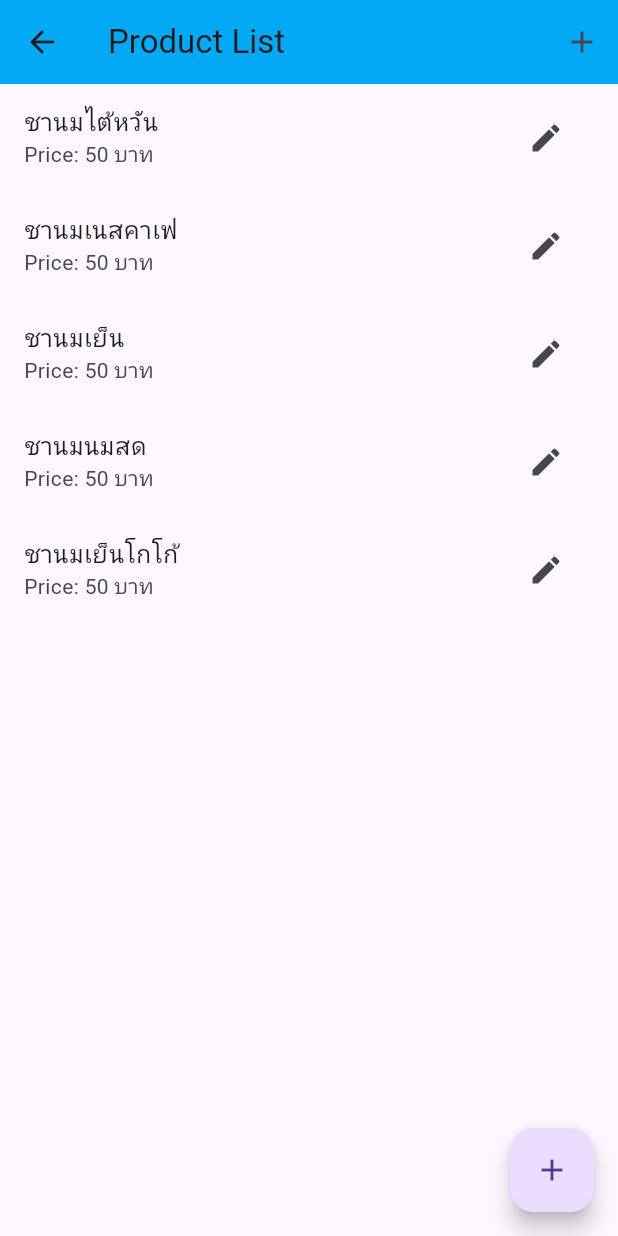
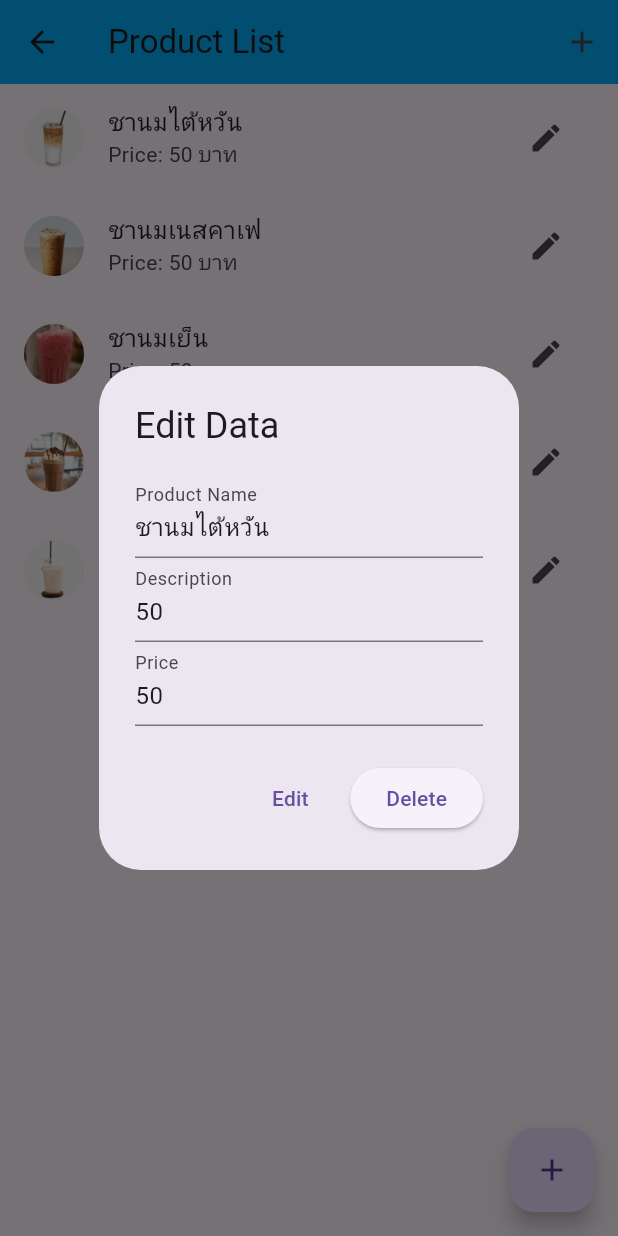
Before and after one commit to suthichawine/flutter-app_10, a Flutter app: the ProductScreen screen opened by its route, after a tap on the "edit" icon, on a phone screen of 412 x 824 dp. Run offline on Flutter 3.47's test engine with Material 3 defaults, Android fonts, the phone set to English and light mode, and no system bars; our stand-ins replace firebase_auth, firebase_core, get; accounts and stored records are empty.

```diff
--- a/lib/screen/product_screen.dart
+++ b/lib/screen/product_screen.dart
@@ -1,15 +1,15 @@
 import 'package:flutter/material.dart';
 
 class ProductScreen extends StatelessWidget {
-   ProductScreen({Key? key}) : super(key: key);
+  ProductScreen({super.key});
 
-  // รายการเมนูชานมพร้อมราคา
+  // รายการเมนูชานมพร้อมราคาและรูปภาพ
   final List<Map<String, dynamic>> milkTeaMenu = [
-    {'name': 'ชานมไต้หวัน', 'price': 50},
-    {'name': 'ชานมเนสคาเฟ', 'price': 50},
-    {'name': 'ชานมเย็น', 'price': 50},
-    {'name': 'ชานมนมสด', 'price': 50},
-    {'name': 'ชานมเย็นโกโก้', 'price': 50},
+    {'name': 'ชานมไต้หวัน', 'price': 50, 'image': 'images/ชานมไต้หวัน.jpg'},
+    {'name': 'ชานมเนสคาเฟ', 'price': 50, 'image': 'images/ชานมกาแฟ.jpg'},
+    {'name': 'ชานมเย็น', 'price': 50, 'image': 'images/ชานมเย็น.jpg'},
+    {'name': 'ชานมโกโก้', 'price': 50, 'image': 'images/ชานมโกโก้.jpg'},
+    {'name': 'ชานมสดคาราเมล', 'price': 50, 'image': 'images/คาราเมล.jpg'},
   ];
 
   @override
@@ -17,13 +17,12 @@ class ProductScreen extends StatelessWidget {
     return Scaffold(
       appBar: AppBar(
         backgroundColor: Colors.lightBlue,
-        title: Text('Product List'),
+        title: const Text('Product List'),
         actions: [
           IconButton(
-            icon: Icon(Icons.add),
+            icon: const Icon(Icons.add),
             onPressed: () {
-              // เมนูสำหรับเพิ่มสินค้า
-              // สามารถเปิดหน้าเพิ่มสินค้าหรือทำอะไรตามต้องการ
+              _showAddDialog(context);
             },
           ),
         ],
@@ -35,11 +34,13 @@ class ProductScreen extends StatelessWidget {
           return ListTile(
             title: Text(milkTeaMenu[index]['name']),
             subtitle: Text('Price: ${milkTeaMenu[index]['price']} บาท'),
+            leading: CircleAvatar(
+              backgroundImage: AssetImage(milkTeaMenu[index]['image']),
+            ),
             trailing: IconButton(
-              icon: Icon(Icons.edit),
+              icon: const Icon(Icons.edit),
               onPressed: () {
-                // เมนูสำหรับแก้ไขสินค้า
-                // สามารถเปิดหน้าแก้ไขสินค้าหรือทำอะไรตามต้องการ
+                _showEditDialog(context, milkTeaMenu[index]);
               },
             ),
           );
@@ -47,11 +48,118 @@ class ProductScreen extends StatelessWidget {
       ),
       floatingActionButton: FloatingActionButton(
         onPressed: () {
-          // เมนูสำหรับเพิ่มสินค้า (สำหรับ FAB)
-          // สามารถเปิดหน้าเพิ่มสินค้าหรือทำอะไรตามต้องการ
+          _showAddDialog(context);
         },
-        child: Icon(Icons.add),
+        child: const Icon(Icons.add),
       ),
     );
   }
+
+  // แสดง dialog box สำหรับเพิ่มสินค้า
+  void _showAddDialog(BuildContext context) {
+    final TextEditingController nameController = TextEditingController();
+    final TextEditingController priceController = TextEditingController();
+
+    showDialog(
+      context: context,
+      builder: (BuildContext context) {
+        return AlertDialog(
+          title: const Text('Add Product'),
+          content: Column(
+            mainAxisSize: MainAxisSize.min,
+            children: <Widget>[
+              TextField(
+                controller: nameController,
+                decoration: const InputDecoration(labelText: 'Product Name'),
+              ),
+              TextField(
+                controller: priceController,
+                keyboardType: TextInputType.number,
+                decoration: const InputDecoration(labelText: 'Descriptions'),
+              ),
+              TextField(
+                controller: priceController,
+                keyboardType: TextInputType.number,
+                decoration: const InputDecoration(labelText: 'Price'),
+              ),
+            ],
+          ),
+          actions: <Widget>[
+            TextButton(
+              onPressed: () {
+                Navigator.of(context).pop();
+              },
+              child: const Text('Cancel'),
+            ),
+            ElevatedButton(
+              onPressed: () {
+                // ดำเนินการเพิ่มสินค้า
+                String name = nameController.text;
+                int price = int.tryParse(priceController.text) ?? 0;
+                // ทำอะไรสักอย่าง...
+                // ตามด้วยคำสั่งปิด dialog box
+                Navigator.of(context).pop();
+              },
+              child: const Text('Add'),
+            ),
+          ],
+        );
+      },
+    );
+  }
+
+  // แสดง dialog box สำหรับแก้ไขสินค้า
+  void _showEditDialog(BuildContext context, Map<String, dynamic> product) {
+    final TextEditingController nameController =
+        TextEditingController(text: product['name']);
+    final TextEditingController priceController =
+        TextEditingController(text: product['price'].toString());
+
+    showDialog(
+      context: context,
+      builder: (BuildContext context) {
+        return AlertDialog(
+          title: const Text('Edit Data'),
+          content: Column(
+            mainAxisSize: MainAxisSize.min,
+            children: <Widget>[
+              TextField(
+                controller: nameController,
+                decoration: const InputDecoration(labelText: 'Product Name'),
+              ),
+              TextField(
+                controller: priceController,
+                keyboardType: TextInputType.number,
+                decoration: const InputDecoration(labelText: 'Description'),
+              ),
+              TextField(
+                controller: priceController,
+                keyboardType: TextInputType.number,
+                decoration: const InputDecoration(labelText: 'Price'),
+              ),
+            ],
+          ),
+          actions: <Widget>[
+            TextButton(
+              onPressed: () {
+                Navigator.of(context).pop();
+              },
+              child: const Text('Edit'),
+            ),
+            ElevatedButton(
+              onPressed: () {
+                // ดำเนินการแก้ไขสินค้า
+                String name = nameController.text;
+                int price = int.tryParse(priceController.text) ?? 0;
+                // ทำอะไรสักอย่าง...
+                // ตามด้วยคำสั่งปิด dialog box
+                Navigator.of(context).pop();
+              },
+              child: const Text('Delete'),
+            ),
+          ],
+        );
+      },
+    );
+  }
 }
```
Also changed, not shown: images/คาราเมล.jpg (added), images/ชานมกาแฟ.jpg (added), images/ชานมเย็น.jpg (added), images/ชานมโกโก้.jpg (added), images/ชานมไต้หวัน.jpg (added), lib/text_controller.dart (added).
